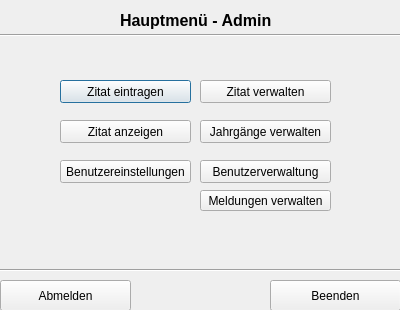
Old version of the form ZitatErfassung/frmhauptmenueadmin.ui in the repository TrialAnd404/MyRepo.
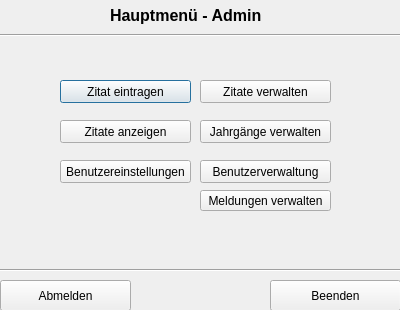
New version of the form.

What changed in the file:
```diff
--- a/ZitatErfassung/frmhauptmenueadmin.ui
+++ b/ZitatErfassung/frmhauptmenueadmin.ui
@@ -36,7 +36,7 @@
     </rect>
    </property>
    <property name="text">
-    <string>Zitat anzeigen</string>
+    <string>Zitate anzeigen</string>
    </property>
   </widget>
   <widget class="QPushButton" name="pbBenutzerEinstellungen">
@@ -101,7 +101,7 @@
     </rect>
    </property>
    <property name="text">
-    <string>Zitat verwalten</string>
+    <string>Zitate verwalten</string>
    </property>
   </widget>
   <widget class="QPushButton" name="pbJahrgaengeVerwalten">
@@ -159,10 +159,10 @@
   <widget class="QLabel" name="label">
    <property name="geometry">
     <rect>
-     <x>120</x>
-     <y>10</y>
-     <width>181</width>
-     <height>21</height>
+     <x>110</x>
+     <y>0</y>
+     <width>221</width>
+     <height>31</height>
     </rect>
    </property>
    <property name="text">
```
